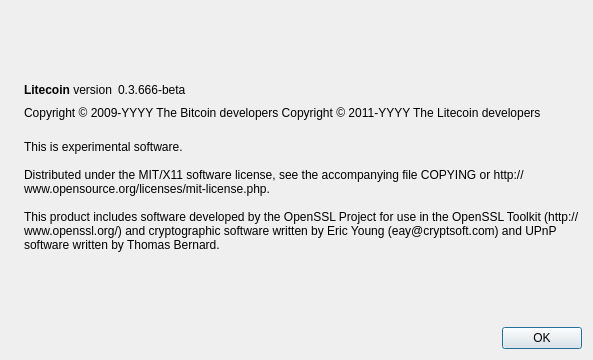
Before: the Qt Designer form src/qt/forms/aboutdialog.ui in hicoin/hicoin, drawn with Qt 5.
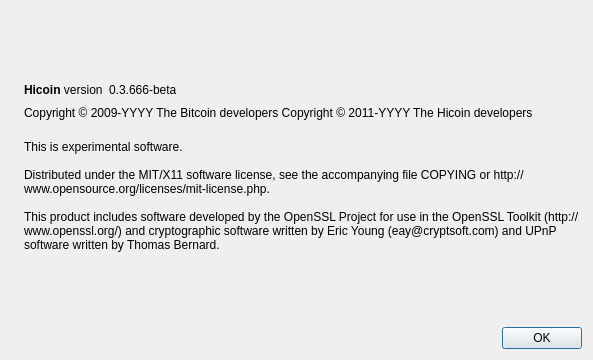
After: the same form once the commit is applied. Icons and pictures are not drawn.

```diff
--- a/src/qt/forms/aboutdialog.ui
+++ b/src/qt/forms/aboutdialog.ui
@@ -50,7 +50,7 @@
           <cursorShape>IBeamCursor</cursorShape>
          </property>
          <property name="text">
-          <string>&lt;b&gt;Litecoin&lt;/b&gt; version</string>
+          <string>&lt;b&gt;Hicoin&lt;/b&gt; version</string>
          </property>
          <property name="textInteractionFlags">
           <set>Qt::LinksAccessibleByMouse|Qt::TextSelectableByKeyboard|Qt::TextSelectableByMouse</set>
@@ -92,7 +92,7 @@
        </property>
        <property name="text">
         <string notr="true">Copyright &amp;copy; 2009-YYYY The Bitcoin developers
-Copyright &amp;copy; 2011-YYYY The Litecoin developers</string>
+Copyright &amp;copy; 2011-YYYY The Hicoin developers</string>
        </property>
        <property name="textFormat">
         <enum>Qt::RichText</enum>
```
Left out of the diff: 2 changed lines with no effect on the pictures.
